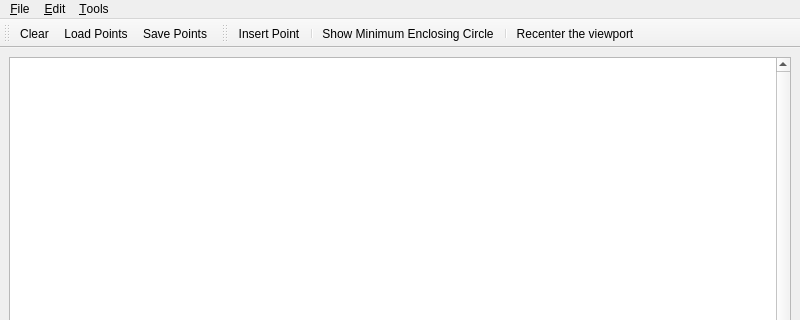
Qt form GraphicsView/demo/Bounding_volumes/Bounding_volumes.ui (CGAL/cgal) before a commit; both pictures show x 0 to 800 and y 0 to 320 of the 800 by 600 pixel window.
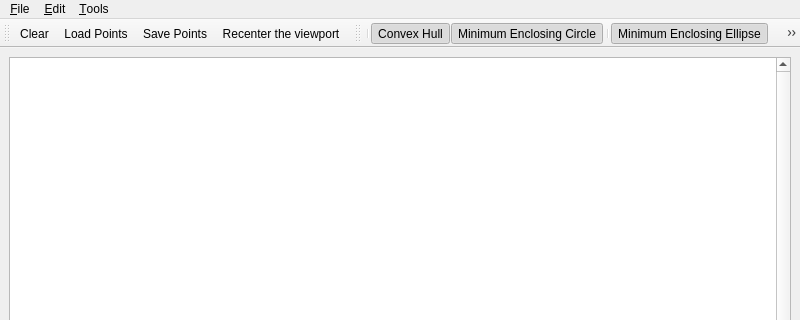
The same form after that commit. Icons and pictures are not drawn.

Commit message: Added toggle buttons so that the different bounding_XX can be switched on and off

The edit to the form file:
```diff
--- a/GraphicsView/demo/Bounding_volumes/Bounding_volumes.ui
+++ b/GraphicsView/demo/Bounding_volumes/Bounding_volumes.ui
@@ -62,6 +62,7 @@
    <addaction name="actionClear"/>
    <addaction name="actionLoadPoints"/>
    <addaction name="actionSavePoints"/>
+   <addaction name="actionRecenter"/>
   </widget>
   <widget class="QToolBar" name="toolBar">
    <property name="windowTitle">
@@ -76,11 +77,14 @@
    <attribute name="toolBarBreak">
     <bool>false</bool>
    </attribute>
-   <addaction name="actionInsertPoint"/>
    <addaction name="separator"/>
+   <addaction name="actionShowConvexHull"/>
    <addaction name="actionShowMinCircle"/>
    <addaction name="separator"/>
-   <addaction name="actionRecenter"/>
+   <addaction name="actionShowMinEllipse"/>
+   <addaction name="actionShowMinRectangle"/>
+   <addaction name="actionShowMinParallelogram"/>
+   <addaction name="actionShowPCenter"/>
   </widget>
   <widget class="QMenuBar" name="menubar">
    <property name="geometry">
@@ -154,7 +158,7 @@
     <bool>true</bool>
    </property>
    <property name="checked">
-    <bool>false</bool>
+    <bool>true</bool>
    </property>
    <property name="icon">
     <iconset resource="../icons/Input.qrc">
@@ -186,15 +190,18 @@
    <property name="checkable">
     <bool>true</bool>
    </property>
+   <property name="checked">
+    <bool>true</bool>
+   </property>
    <property name="icon">
     <iconset>
      <normaloff>icons/min_circle.png</normaloff>icons/min_circle.png</iconset>
    </property>
    <property name="text">
-    <string>Show Minimum Enclosing &amp;Circle</string>
+    <string>Minimum Enclosing &amp;Circle</string>
    </property>
    <property name="iconText">
-    <string>Show Minimum Enclosing Circle</string>
+    <string>Minimum Enclosing Circle</string>
    </property>
    <property name="toolTip">
     <string>Show Minimum Enclosing Circle</string>
@@ -240,7 +247,17 @@
     <string>Ctrl+R</string>
    </property>
   </action>
-  <action name="actionConvexHull">
+  <action name="actionShowConvexHull">
+   <property name="checkable">
+    <bool>true</bool>
+   </property>
+   <property name="checked">
+    <bool>true</bool>
+   </property>
+   <property name="icon">
+    <iconset resource="Bounding_volumes.qrc">
+     <normaloff>:/cgal/Actions/icons/convex_hull.png</normaloff>:/cgal/Actions/icons/convex_hull.png</iconset>
+   </property>
    <property name="text">
     <string>Convex Hull</string>
    </property>
@@ -249,8 +266,63 @@
    <property name="checkable">
     <bool>true</bool>
    </property>
+   <property name="checked">
+    <bool>true</bool>
+   </property>
+   <property name="icon">
+    <iconset resource="Bounding_volumes.qrc">
+     <normaloff>:/cgal/Actions/icons/min_ellipse.png</normaloff>:/cgal/Actions/icons/min_ellipse.png</iconset>
+   </property>
    <property name="text">
-    <string>Show Minimum Enclosing Ellipse</string>
+    <string>Minimum Enclosing Ellipse</string>
+   </property>
+  </action>
+  <action name="actionShowPCenter">
+   <property name="checkable">
+    <bool>true</bool>
+   </property>
+   <property name="checked">
+    <bool>true</bool>
+   </property>
+   <property name="icon">
+    <iconset resource="Bounding_volumes.qrc">
+     <normaloff>:/cgal/Actions/icons/p_center.png</normaloff>:/cgal/Actions/icons/p_center.png</iconset>
+   </property>
+   <property name="text">
+    <string>Minimum 3 Center</string>
+   </property>
+   <property name="toolTip">
+    <string>Minimum 3 Center</string>
+   </property>
+  </action>
+  <action name="actionShowMinRectangle">
+   <property name="checkable">
+    <bool>true</bool>
+   </property>
+   <property name="checked">
+    <bool>true</bool>
+   </property>
+   <property name="icon">
+    <iconset resource="Bounding_volumes.qrc">
+     <normaloff>:/cgal/Actions/icons/min_quadrilateral.png</normaloff>:/cgal/Actions/icons/min_quadrilateral.png</iconset>
+   </property>
+   <property name="text">
+    <string>Minimum Enclosing Rectangle</string>
+   </property>
+  </action>
+  <action name="actionShowMinParallelogram">
+   <property name="checkable">
+    <bool>true</bool>
+   </property>
+   <property name="checked">
+    <bool>true</bool>
+   </property>
+   <property name="icon">
+    <iconset resource="Bounding_volumes.qrc">
+     <normaloff>:/cgal/Actions/icons/min_parallelogram.png</normaloff>:/cgal/Actions/icons/min_parallelogram.png</iconset>
+   </property>
+   <property name="text">
+    <string>Minimum Enclosing Parallelogram</string>
    </property>
   </action>
  </widget>
```
Left out of the diff: 25 changed lines with no effect on the pictures. The commit also changes 2 other files.
